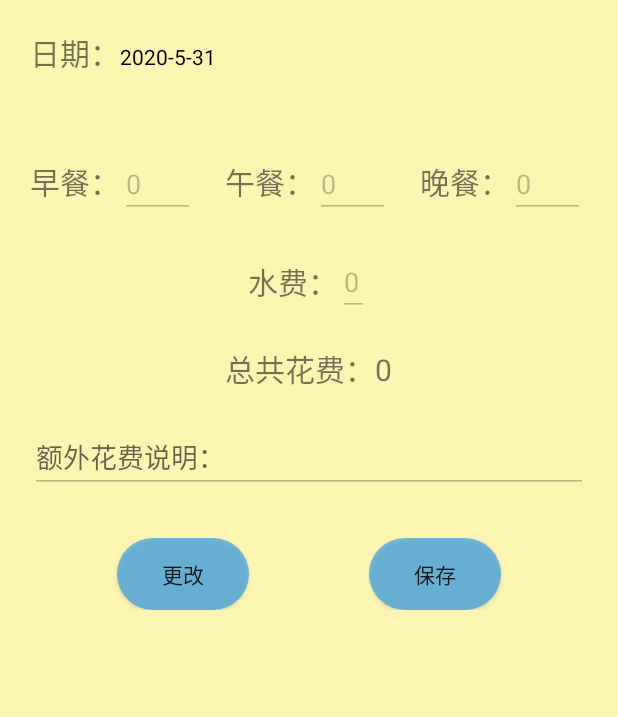
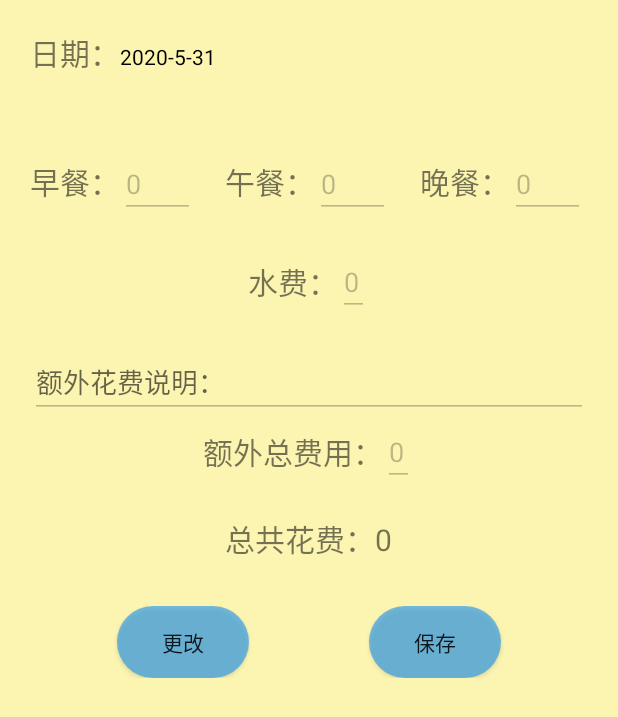
Before and after one commit to fcy354268003/my_account_book, an Android app: the MainActivity screen opened directly, with no data from a screen before it, after a tap on "保存", on a phone screen of 412 x 824 dp. Shown: the top 717 px of the screen. Run offline under Robolectric (Android 15) with nearby library versions, the phone set to English and light mode, and no system bars; libraries missing offline, so code that uses them is left out: org.litepal, org.litepal.crud; 2 statements that could not run were skipped; 2 other taps on this screen came first.

Commit message:
完善额外花费 以及水费 存在的bug 2020-5-31

```diff
--- a/app/src/main/assets/litepal.xml
+++ b/app/src/main/assets/litepal.xml
@@ -1,7 +1,7 @@
 <?xml version="1.0" encoding="UTF-8" ?>
 <litepal>
     <dbname value="cost_account"/>
-    <version value="1"/>
+    <version value="2"/>
     <list>
         <mapping class="com.example.my_account_book.Date"/>
     </list>
--- a/app/src/main/java/com/example/my_account_book/Date.java
+++ b/app/src/main/java/com/example/my_account_book/Date.java
@@ -12,6 +12,15 @@ public class Date extends LitePalSupport {
     private int total;
     private int drink;
     private String extra_cost_description;
+    private int extra_cost;
+
+    public int getExtra_cost() {
+        return extra_cost;
+    }
+
+    public void setExtra_cost(int extra_cost) {
+        this.extra_cost = extra_cost;
+    }
 
     public String getExtra_cost_description() {
         return extra_cost_description;
--- a/app/src/main/java/com/example/my_account_book/MainActivity.java
+++ b/app/src/main/java/com/example/my_account_book/MainActivity.java
@@ -31,17 +31,19 @@ public class MainActivity extends AppCompatActivity implements View.OnClickListe
     private EditText mBreakfast, mLaunch, mDinner, mDrink, extra_cost_description;
     private TextView total;
     private Button bSave, bEdit;
+    private EditText extra_cost11;
 
     @Override
     protected void onCreate(Bundle savedInstanceState) {
         super.onCreate(savedInstanceState);
         setContentView(R.layout.activity_main);
+        extra_cost11 = findViewById(R.id.extra_cost1);
         change = findViewById(R.id.change_date);
         change.setOnClickListener(new View.OnClickListener() {
             @Override
             public void onClick(View v) {
                 Intent intent = new Intent(MainActivity.this, date_select.class);
-                intent.putExtra("time",time);
+                intent.putExtra("time", time);
                 startActivityForResult(intent, 1);
             }
         });
@@ -72,6 +74,7 @@ public class MainActivity extends AppCompatActivity implements View.OnClickListe
             today = new com.example.my_account_book.Date();
             today.setDate(time);
         }
+        extra_cost11.setText(today.getExtra_cost() + "");
         mBreakfast.setText(today.getBreakfast_cost() + "");
         mLaunch.setText(today.getLunch_cost() + "");
         mDinner.setText(today.getDinner_cost() + "");
@@ -89,13 +92,12 @@ public class MainActivity extends AppCompatActivity implements View.OnClickListe
                 mBreakfast.setEnabled(!enabled);
                 mLaunch.setEnabled(!enabled);
                 mDinner.setEnabled(!enabled);
+                extra_cost11.setEnabled(!enabled);
                 extra_cost_description.setEnabled(!enabled);
-                if(enabled){
-//                    Toast.makeText(this, "取消编辑", Toast.LENGTH_SHORT).show();
-                    MyToast.showMessage(this,"取消编辑");
-                }else {
-//                    Toast.makeText(this, "开始编辑", Toast.LENGTH_SHORT).show();
-                    MyToast.showMessage(this,"开始编辑");
+                if (enabled) {
+                    MyToast.showMessage(this, "取消编辑");
+                } else {
+                    MyToast.showMessage(this, "开始编辑");
                 }
                 enabled = !enabled;
                 break;
@@ -104,8 +106,9 @@ public class MainActivity extends AppCompatActivity implements View.OnClickListe
                 mBreakfast.setEnabled(false);
                 mLaunch.setEnabled(false);
                 mDinner.setEnabled(false);
+                extra_cost11.setEnabled(false);
                 extra_cost_description.setEnabled(false);
-                int breakfast = 0, launch = 0, dinner = 0, drink = 0, total = 0;
+                int breakfast = 0, launch = 0, dinner = 0, drink = 0, total = 0, extral_cost = 0;
                 if (!TextUtils.isEmpty(mBreakfast.getText().toString()))
                     breakfast = Integer.valueOf(mBreakfast.getText().toString());
                 if (!TextUtils.isEmpty(mLaunch.getText().toString()))
@@ -114,15 +117,18 @@ public class MainActivity extends AppCompatActivity implements View.OnClickListe
                     dinner = Integer.valueOf(mDinner.getText().toString());
                 if (!TextUtils.isEmpty(mDrink.getText().toString()))
                     drink = Integer.valueOf(mDrink.getText().toString());
-                total = breakfast + dinner + drink + launch;
+                if (!TextUtils.isEmpty(extra_cost11.getText().toString()))
+                    extral_cost = Integer.valueOf(extra_cost11.getText().toString());
+                    total = breakfast + dinner + drink + launch + extral_cost;
                 today.setBreakfast_cost(breakfast);
                 today.setLunch_cost(launch);
+                today.setExtra_cost(extral_cost);
                 today.setTotal(total);
                 today.setDinner_cost(dinner);
+                today.setDrink(drink);
                 today.setExtra_cost_description(extra_cost_description.getText().toString());
                 today.save();
-//                Toast.makeText(this, "保存成功", Toast.LENGTH_SHORT).show();
-                MyToast.showMessage(this,"保存成功");
+                MyToast.showMessage(this, "保存成功");
                 break;
             default:
         }
--- a/app/src/main/java/com/example/my_account_book/check_activity.java
+++ b/app/src/main/java/com/example/my_account_book/check_activity.java
@@ -33,10 +33,8 @@ public class check_activity extends AppCompatActivity {
                     Intent intent = new Intent(check_activity.this,MainActivity.class);
                     startActivity(intent);
                     finish();
-//                    Toast.makeText(check_activity.this, "登陆成功", Toast.LENGTH_SHORT).show();
                     MyToast.showMessage(check_activity.this,"登陆成功");
                 }
-//                else Toast.makeText(check_activity.this, "登陆失败", Toast.LENGTH_SHORT).show();
                 else MyToast.showMessage(check_activity.this, "登陆失败");
             }
         });
--- a/app/src/main/res/layout/activity_check_activity.xml
+++ b/app/src/main/res/layout/activity_check_activity.xml
@@ -24,10 +24,10 @@
 
     <Button
         android:id="@+id/confirm"
-        android:layout_width="100dp"
+        android:layout_width="150dp"
         android:layout_height="wrap_content"
         android:layout_gravity="center"
         android:layout_marginTop="50dp"
-        android:background="@drawable/btn_1"
+       android:background="@drawable/btn_2"
         android:text="确认" />
 </LinearLayout>
--- a/app/src/main/res/layout/activity_main.xml
+++ b/app/src/main/res/layout/activity_main.xml
@@ -94,6 +94,42 @@
             android:enabled="false" />
     </LinearLayout>
 
+
+    <LinearLayout
+        android:layout_width="match_parent"
+        android:layout_height="wrap_content"
+        android:orientation="vertical">
+
+        <EditText
+            android:id="@+id/extra_cost"
+            android:layout_width="match_parent"
+            android:layout_height="wrap_content"
+            android:layout_marginTop="20dp"
+            android:enabled="false"
+            android:hint="额外花费说明：" />
+
+        <LinearLayout
+            android:layout_width="match_parent"
+            android:layout_height="wrap_content"
+            android:gravity="center"
+            android:orientation="horizontal">
+
+            <TextView
+                android:layout_width="wrap_content"
+                android:layout_height="wrap_content"
+                android:text="额外总费用："
+                android:textSize="20sp" />
+
+            <EditText
+                android:id="@+id/extra_cost1"
+                android:layout_width="wrap_content"
+                android:layout_height="wrap_content"
+                android:layout_gravity="center_horizontal"
+                android:enabled="false" />
+        </LinearLayout>
+
+    </LinearLayout>
+
     <TextView
         android:id="@+id/total_cost"
         android:layout_width="wrap_content"
@@ -102,14 +138,6 @@
         android:layout_marginTop="20dp"
         android:text="总共花费："
         android:textSize="20sp" />
-
-    <EditText
-        android:id="@+id/extra_cost"
-        android:layout_width="match_parent"
-        android:layout_height="wrap_content"
-        android:layout_marginTop="20dp"
-        android:hint="额外花费说明："
-        android:enabled="false"/>
 
     <LinearLayout
         android:layout_width="match_parent"
```
Also changed, not shown: app/src/main/res/drawable/btn_2.xml (added, +15 -0 lines).
